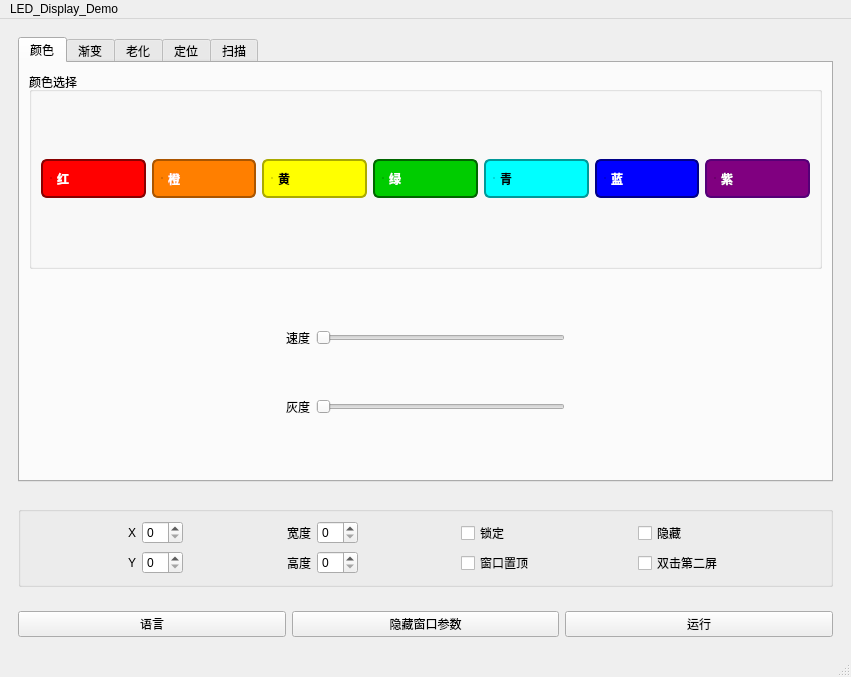
The window that LED_Display_Demo/LED_Display_Demo/mainwindow.ui (Limitlloss/QT_Study) describes before a commit, drawn with Qt 5.
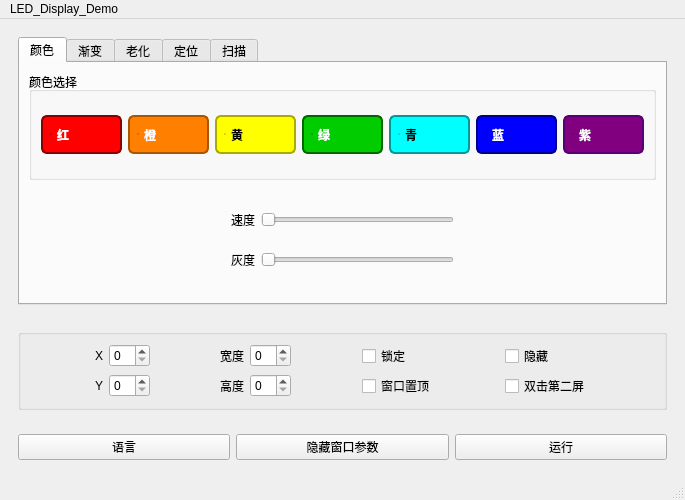
The same window after the commit.

The edit to the form file:
```diff
--- a/LED_Display_Demo/LED_Display_Demo/mainwindow.ui
+++ b/LED_Display_Demo/LED_Display_Demo/mainwindow.ui
@@ -6,8 +6,8 @@
    <rect>
     <x>0</x>
     <y>0</y>
-    <width>851</width>
-    <height>677</height>
+    <width>685</width>
+    <height>500</height>
    </rect>
   </property>
   <property name="windowTitle">
@@ -481,8 +481,8 @@
     <rect>
      <x>0</x>
      <y>0</y>
-     <width>851</width>
-     <height>25</height>
+     <width>685</width>
+     <height>21</height>
     </rect>
    </property>
    <widget class="QMenu" name="menuLED_Display_Demo">
```
Left out of the diff: 6 changed lines with no effect on the pictures.
